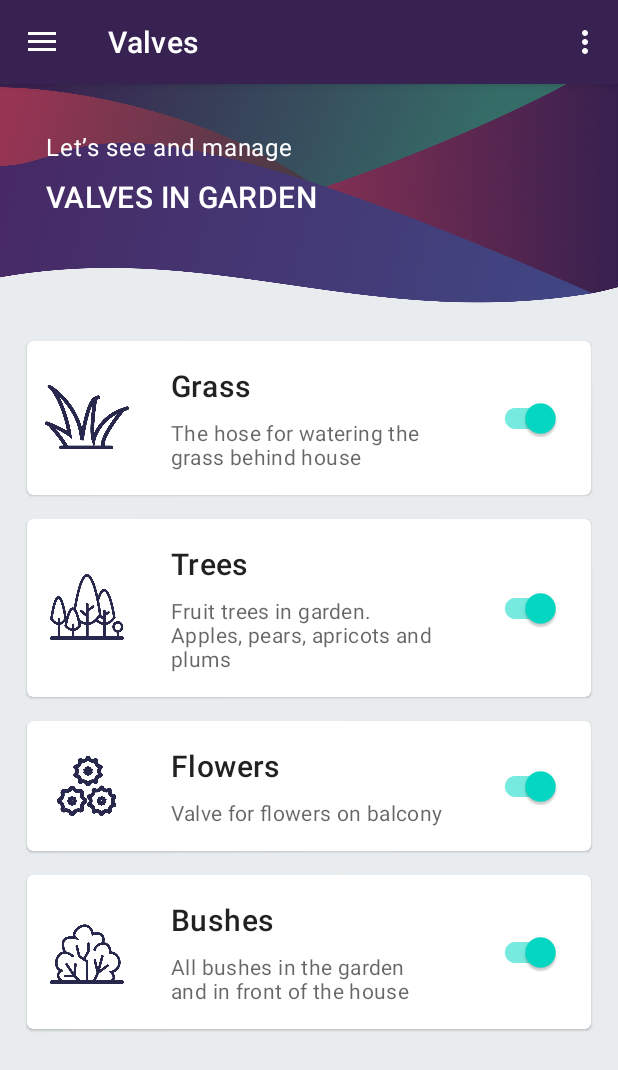
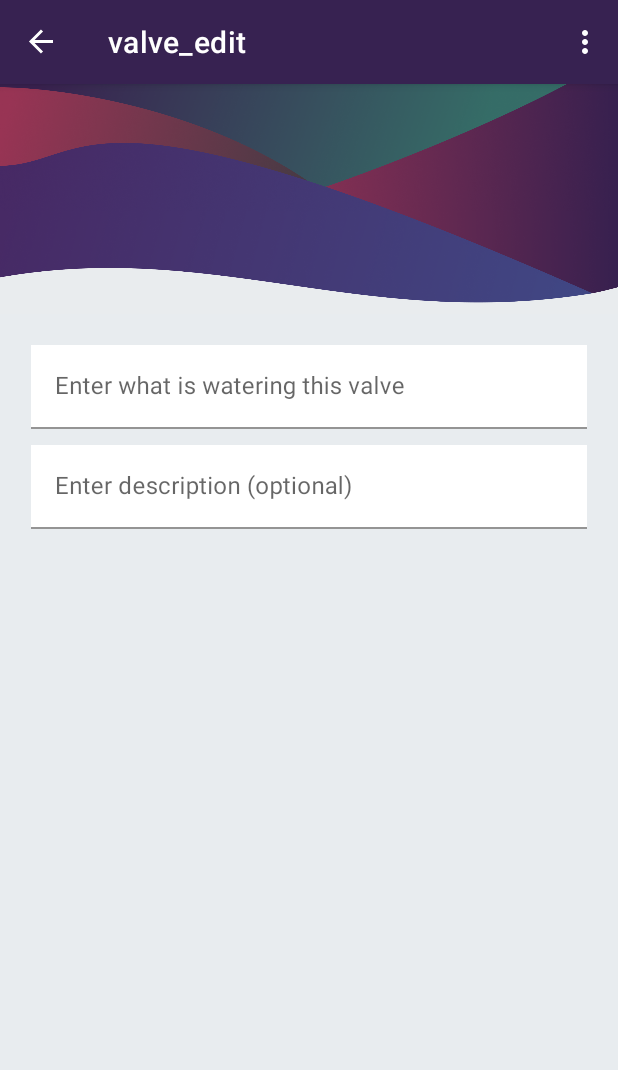
Before and after one commit to radovansanta/SmartGardenApp, an Android app: the screen it shows after launch (MainActivity3), after a tap on "Grass", on a phone screen of 412 x 824 dp. Shown: the top 1070 px of the screen. Run offline under Robolectric (Android 15) with nearby library versions, the phone set to English and light mode, and no system bars; our stand-ins replace navigation-ui.

Commit message:
Changed EditValve activity to fragment

```diff
--- a/app/build.gradle
+++ b/app/build.gradle
@@ -40,6 +40,7 @@ dependencies {
     implementation 'androidx.lifecycle:lifecycle-viewmodel-ktx:2.4.1'
     implementation 'androidx.navigation:navigation-fragment:2.4.1'
     implementation 'androidx.navigation:navigation-ui:2.4.1'
+    implementation 'androidx.legacy:legacy-support-v4:1.0.0'
     testImplementation 'junit:junit:4.13.2'
     androidTestImplementation 'androidx.test.ext:junit:1.1.3'
     androidTestImplementation 'androidx.test.espresso:espresso-core:3.4.0'
--- a/app/src/main/AndroidManifest.xml
+++ b/app/src/main/AndroidManifest.xml
@@ -14,6 +14,9 @@
             android:name=".MainActivity2"
             android:exported="false" />
         <activity
+            android:name=".ValveInfo"
+            android:exported="false" />
+        <activity
             android:name=".MainActivity3"
             android:exported="true">
             <intent-filter>
--- /dev/null
+++ b/app/src/main/java/com/example/smartgarden/EditValve.java
@@ -0,0 +1,44 @@
+package com.example.smartgarden;
+
+import androidx.lifecycle.ViewModelProvider;
+
+import android.os.Bundle;
+
+import androidx.annotation.NonNull;
+import androidx.annotation.Nullable;
+import androidx.fragment.app.Fragment;
+
+import android.view.LayoutInflater;
+import android.view.View;
+import android.view.ViewGroup;
+
+import com.google.android.material.textfield.TextInputEditText;
+
+public class EditValve extends Fragment {
+
+    private EditValveViewModel mViewModel;
+
+    public static EditValve newInstance() {
+        return new EditValve();
+    }
+
+
+    @Override
+    public View onCreateView(@NonNull LayoutInflater inflater, @Nullable ViewGroup container,
+                             @Nullable Bundle savedInstanceState) {
+        View view = inflater.inflate(R.layout.valve_edit, container, false);
+        TextInputEditText nameTextInput = view.findViewById(R.id.name_textview);
+
+
+
+        return inflater.inflate(R.layout.valve_edit, container, false);
+    }
+
+    @Override
+    public void onActivityCreated(@Nullable Bundle savedInstanceState) {
+        super.onActivityCreated(savedInstanceState);
+        mViewModel = new ViewModelProvider(this).get(EditValveViewModel.class);
+        // TODO: Use the ViewModel
+    }
+
+}
--- /dev/null
+++ b/app/src/main/java/com/example/smartgarden/EditValveViewModel.java
@@ -0,0 +1,7 @@
+package com.example.smartgarden;
+
+import androidx.lifecycle.ViewModel;
+
+public class EditValveViewModel extends ViewModel {
+    // TODO: Implement the ViewModel
+}
--- a/app/src/main/java/com/example/smartgarden/ui/gallery/GalleryFragment.java
+++ b/app/src/main/java/com/example/smartgarden/ui/gallery/GalleryFragment.java
@@ -24,8 +24,6 @@ public class GalleryFragment extends Fragment {
         binding = FragmentGalleryBinding.inflate(inflater, container, false);
         View root = binding.getRoot();
 
-        final TextView textView = binding.textGallery;
-        galleryViewModel.getText().observe(getViewLifecycleOwner(), textView::setText);
         return root;
     }
 
--- a/app/src/main/java/com/example/smartgarden/ui/home/HomeFragment.java
+++ b/app/src/main/java/com/example/smartgarden/ui/home/HomeFragment.java
@@ -1,9 +1,12 @@
 package com.example.smartgarden.ui.home;
 
+import android.content.Intent;
 import android.os.Bundle;
+import android.os.Parcelable;
 import android.view.LayoutInflater;
 import android.view.View;
 import android.view.ViewGroup;
+import android.widget.EditText;
 import android.widget.TextView;
 import android.widget.Toast;
 
@@ -11,12 +14,17 @@ import androidx.annotation.NonNull;
 import androidx.annotation.Nullable;
 import androidx.fragment.app.Fragment;
 import androidx.lifecycle.ViewModelProvider;
+import androidx.navigation.NavController;
+import androidx.navigation.Navigation;
+import androidx.navigation.fragment.NavHostFragment;
 import androidx.recyclerview.widget.LinearLayoutManager;
 import androidx.recyclerview.widget.RecyclerView;
 
+import com.example.smartgarden.EditValve;
 import com.example.smartgarden.R;
 import com.example.smartgarden.Valve;
 import com.example.smartgarden.ValveAdapter;
+import com.example.smartgarden.ValveInfo;
 import com.example.smartgarden.databinding.FragmentHomeBinding;
 
 import java.util.ArrayList;
@@ -54,8 +62,19 @@ public class HomeFragment extends Fragment {
 
         valveAdapter = new ValveAdapter(valves);
 
+
         valveAdapter.setOnClickListener(valve -> {
             Toast.makeText(view.getContext(), valve.getName(), Toast.LENGTH_SHORT).show();
+
+            Bundle bundle = new Bundle();
+            bundle.putString("name",valve.getName());
+            bundle.putString("description",valve.getDescription());
+            bundle.putInt("iconId",valve.getIconId());
+            this.setArguments(bundle);
+
+            NavHostFragment.findNavController(this).navigate(R.id.editValve);
+
+
         });
 
         valvesList.setAdapter(valveAdapter);
--- /dev/null
+++ b/app/src/main/res/layout/valve_edit.xml
@@ -0,0 +1,78 @@
+<?xml version="1.0" encoding="utf-8"?>
+<FrameLayout xmlns:android="http://schemas.android.com/apk/res/android"
+    xmlns:tools="http://schemas.android.com/tools"
+    android:layout_width="match_parent"
+    android:layout_height="match_parent"
+    xmlns:app="http://schemas.android.com/apk/res-auto"
+    android:background="#E8ECEF"
+    tools:context=".EditValve">
+
+    <LinearLayout
+        android:layout_width="match_parent"
+        android:layout_height="match_parent"
+        android:orientation="vertical">
+
+        <FrameLayout
+            android:layout_width="match_parent"
+            android:layout_height="0dp"
+            android:layout_weight="0.5">
+
+            <LinearLayout
+                android:layout_width="match_parent"
+                android:layout_height="match_parent"
+                android:orientation="horizontal"
+                android:background="@drawable/top_background"
+                android:padding="15dp">
+
+                <LinearLayout
+                    android:layout_width="match_parent"
+                    android:layout_height="match_parent"
+                    android:orientation="vertical"
+                    android:padding="15dp">
+
+                </LinearLayout>
+            </LinearLayout>
+        </FrameLayout>
+
+        <FrameLayout
+            android:layout_width="match_parent"
+            android:layout_height="0dp"
+            android:layout_weight="2">
+            <LinearLayout
+                android:layout_width="match_parent"
+                android:layout_height="match_parent"
+                android:orientation="vertical"
+                android:padding="15dp">
+    <com.google.android.material.textfield.TextInputLayout
+        android:layout_width="match_parent"
+        android:layout_height="wrap_content"
+        android:padding="5dp"
+        android:hint="Enter what is watering this valve">
+
+        <com.google.android.material.textfield.TextInputEditText
+            android:layout_width="match_parent"
+            android:background="@color/white"
+            android:layout_height="wrap_content"/>
+
+    </com.google.android.material.textfield.TextInputLayout>
+                <com.google.android.material.textfield.TextInputLayout
+                    android:layout_width="match_parent"
+                    android:layout_height="wrap_content"
+                    android:padding="5dp"
+                    android:hint="Enter description (optional)">
+
+                    <com.google.android.material.textfield.TextInputEditText
+                        android:layout_width="match_parent"
+                        android:background="@color/white"
+                        android:layout_height="wrap_content"/>
+
+                </com.google.android.material.textfield.TextInputLayout>
+
+            </LinearLayout>
+
+
+    </FrameLayout>
+
+    </LinearLayout>
+
+</FrameLayout>
--- a/app/src/main/res/layout/valve_item_list.xml
+++ b/app/src/main/res/layout/valve_item_list.xml
@@ -1,4 +1,5 @@
 <?xml version="1.0" encoding="utf-8"?>
+
 <LinearLayout xmlns:android="http://schemas.android.com/apk/res/android"
     android:id="@+id/container"
     android:layout_width="match_parent"
--- a/app/src/main/res/navigation/mobile_navigation.xml
+++ b/app/src/main/res/navigation/mobile_navigation.xml
@@ -22,4 +22,9 @@
         android:name="com.example.smartgarden.ui.slideshow.SlideshowFragment"
         android:label="@string/menu_slideshow"
         tools:layout="@layout/fragment_slideshow" />
+    <fragment
+        android:id="@+id/editValve"
+        android:name="com.example.smartgarden.EditValve"
+        android:label="valve_edit"
+        tools:layout="@layout/valve_edit" />
 </navigation>
--- a/app/src/main/res/values/strings.xml
+++ b/app/src/main/res/values/strings.xml
@@ -9,6 +9,6 @@
     <string name="action_settings">Settings</string>
 
     <string name="menu_home">Valves</string>
-    <string name="menu_gallery">Schedule</string>
+    <string name="menu_gallery">Switch Log</string>
     <string name="menu_slideshow">Weather</string>
 </resources>
```
Also changed, not shown: app/src/main/java/com/example/smartgarden/ValveInfo.java (added, +30 -0 lines), app/src/main/res/drawable/rounded_shape.xml (+5 -3 lines), app/src/main/res/layout/activity_valve_info.xml (added, +80 -0 lines), app/src/main/res/layout/fragment_gallery.xml (+68 -11 lines).
